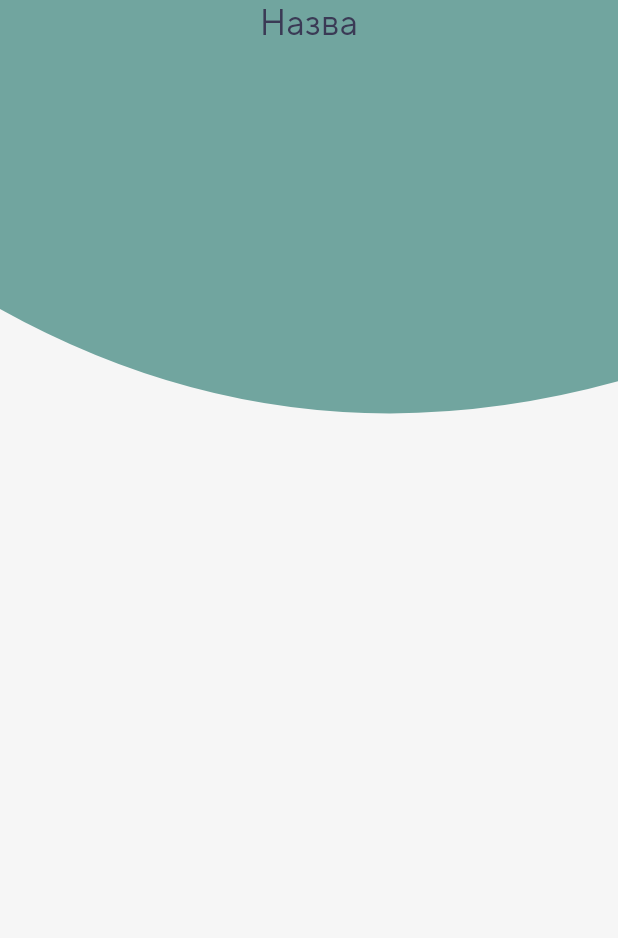
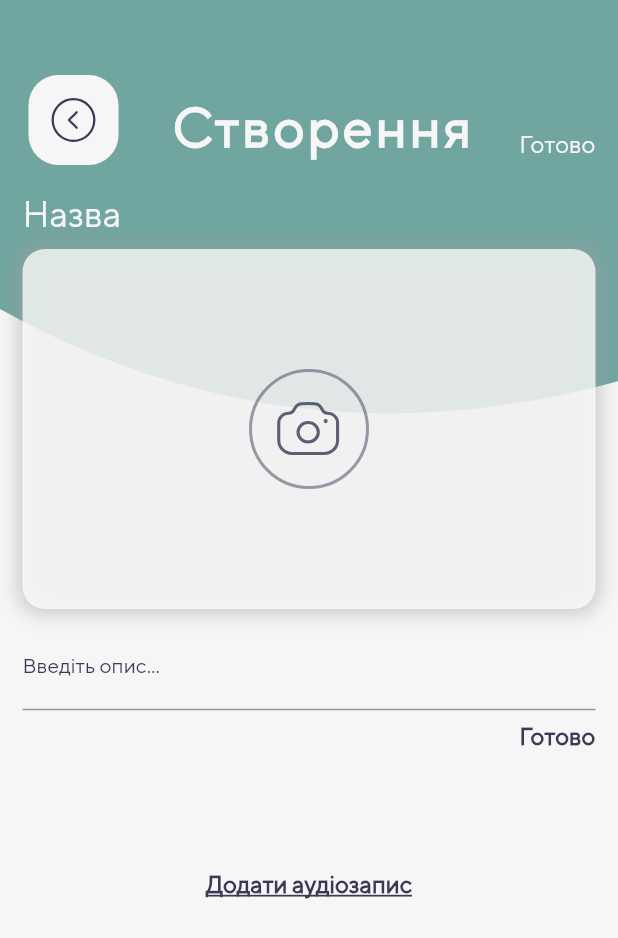
Before and after one commit to OleksaMaltsev/AudioStories, a Flutter app: the AddSelectionScreen screen opened by its route, on a phone screen of 412 x 824 dp. Shown: the top 938 px of the screen. Run offline on Flutter 3.47's test engine with Material 2 defaults, Android fonts, the light colour scheme and no system bars; our stand-ins replace audioplayers, auto_size_text, bloc, flutter_bloc, flutter_svg, permission_handler; missing offline and left inert: flutter_sound.

Commit message:
UI choice selection

```diff
--- a/lib/constants/icons.dart
+++ b/lib/constants/icons.dart
@@ -21,4 +21,6 @@ class AppIcons {
   static const String pause = '$path/pause.svg';
   static const String pause50 = '$path/pause50.svg';
   static const String plus = '$path/plus.svg';
+  static const String back = '$path/back.svg';
+  static const String camera = '$path/Camera.svg';
 }
--- a/lib/routes/routes.dart
+++ b/lib/routes/routes.dart
@@ -10,6 +10,7 @@ import 'package:audio_stories/screens/home_screen.dart';
 import 'package:audio_stories/screens/profile/profile.dart';
 import 'package:audio_stories/screens/profile/subscription.dart';
 import 'package:audio_stories/screens/selections/add_selection.dart';
+import 'package:audio_stories/screens/selections/choies_selection.dart';
 import 'package:audio_stories/screens/selections/selection.dart';
 import 'package:audio_stories/screens/splash/splash.dart';
 import 'package:flutter/material.dart';
@@ -65,6 +66,9 @@ class AppRouter {
       case AddSelectionScreen.routeName:
         builder = (_) => const AddSelectionScreen();
         break;
+      case ChoiceSelectionScreen.routeName:
+        builder = (_) => const ChoiceSelectionScreen();
+        break;
       default:
         throw Exception('Invalid route: ${settings.name}');
     }
--- a/lib/screens/selections/add_selection.dart
+++ b/lib/screens/selections/add_selection.dart
@@ -1,6 +1,9 @@
+import 'package:audio_stories/constants/colors.dart';
+import 'package:audio_stories/constants/icons.dart';
 import 'package:audio_stories/thems/main_thame.dart';
 import 'package:audio_stories/widgets/background/background_green_widget.dart';
 import 'package:flutter/material.dart';
+import 'package:flutter_svg/flutter_svg.dart';
 
 class AddSelectionScreen extends StatefulWidget {
   const AddSelectionScreen({super.key});
@@ -16,13 +19,89 @@ class _AddSelectionScreenState extends State<AddSelectionScreen> {
     return Scaffold(
       body: CustomPaint(
         painter: GreenPainter(),
-        child: SizedBox(
+        child: Container(
+          padding: const EdgeInsets.fromLTRB(15, 50, 15, 10),
           width: double.infinity,
           child: Column(
             children: [
+              const CustomAppBarSelections(),
+              const SizedBox(height: 10),
               Column(
                 children: [
-                  Text('Назва', style: mainTheme.textTheme.labelLarge),
+                  Align(
+                    alignment: Alignment.centerLeft,
+                    child: Text(
+                      'Назва',
+                      style: mainTheme.textTheme.labelLarge
+                          ?.copyWith(color: ColorsApp.colorWhite),
+                    ),
+                  ),
+                  Container(
+                    margin: const EdgeInsets.fromLTRB(0, 10, 0, 10),
+                    width: double.infinity,
+                    height: 240,
+                    decoration: BoxDecoration(
+                      borderRadius: BorderRadius.circular(15),
+                      color: Color.fromARGB(190, 255, 255, 255),
+                      boxShadow: [
+                        BoxShadow(
+                          color: Colors.grey.withOpacity(0.5),
+                          blurRadius: 10,
+                          spreadRadius: 3,
+                        ),
+                      ],
+                    ),
+                    child: InkWell(
+                      child: Center(
+                        child: Container(
+                          width: 80,
+                          height: 80,
+                          decoration: BoxDecoration(
+                            border: Border.all(
+                              color: ColorsApp.colorLightOpacityDark,
+                              width: 2,
+                            ),
+                            borderRadius: BorderRadius.circular(50),
+                          ),
+                          child: Padding(
+                            padding: const EdgeInsets.all(12),
+                            child: SvgPicture.asset(
+                              AppIcons.camera,
+                            ),
+                          ),
+                        ),
+                      ),
+                    ),
+                  ),
+                  TextField(
+                    decoration: InputDecoration(
+                      labelText: 'Введіть опис...',
+                      labelStyle: mainTheme.textTheme.labelSmall,
+                      counter: InkWell(
+                        onTap: () {},
+                        child: Text(
+                          'Готово',
+                          style: mainTheme.textTheme.labelMedium?.copyWith(
+                            fontWeight: FontWeight.w600,
+                          ),
+                        ),
+                      ),
+                    ),
+                  ),
+                  const SizedBox(height: 80),
+                  InkWell(
+                    onTap: () {},
+                    child: Align(
+                      alignment: Alignment.center,
+                      child: Text(
+                        'Додати аудіозапис',
+                        style: mainTheme.textTheme.labelMedium?.copyWith(
+                          fontWeight: FontWeight.w600,
+                          decoration: TextDecoration.underline,
+                        ),
+                      ),
+                    ),
+                  ),
                 ],
               ),
             ],
@@ -32,3 +111,43 @@ class _AddSelectionScreenState extends State<AddSelectionScreen> {
     );
   }
 }
+
+class CustomAppBarSelections extends StatelessWidget {
+  const CustomAppBarSelections({
+    super.key,
+  });
+
+  @override
+  Widget build(BuildContext context) {
+    return Row(
+      mainAxisAlignment: MainAxisAlignment.spaceBetween,
+      children: [
+        InkWell(
+          onTap: () {
+            Navigator.pop(
+              context,
+              (route) => false,
+            );
+          },
+          child: SvgPicture.asset(AppIcons.back),
+        ),
+        Text(
+          'Створення',
+          style: mainTheme.textTheme.titleMedium,
+        ),
+        InkWell(
+          onTap: () {},
+          child: Container(
+            padding: const EdgeInsets.only(top: 25),
+            child: Text(
+              'Готово',
+              style: mainTheme.textTheme.labelMedium?.copyWith(
+                color: ColorsApp.colorWhite,
+              ),
+            ),
+          ),
+        ),
+      ],
+    );
+  }
+}
--- a/lib/widgets/appBar/custom_app_bar.dart
+++ b/lib/widgets/appBar/custom_app_bar.dart
@@ -29,7 +29,6 @@ class _CustomAppBarState extends State<CustomAppBar> {
   @override
   Widget build(BuildContext context) {
     return Container(
-      color: ColorsApp.colorPurple,
       padding: const EdgeInsets.only(top: 20),
       child: Row(
         crossAxisAlignment: CrossAxisAlignment.start,
```
Also changed, not shown: lib/screens/audio_stories/audio_stories.dart (+8 -8 lines), lib/screens/selections/choies_selection.dart (added, +190 -0 lines), lib/screens/selections/selection.dart (+9 -1 lines), assets/icons/Camera.svg (added), assets/icons/back.svg (added).
